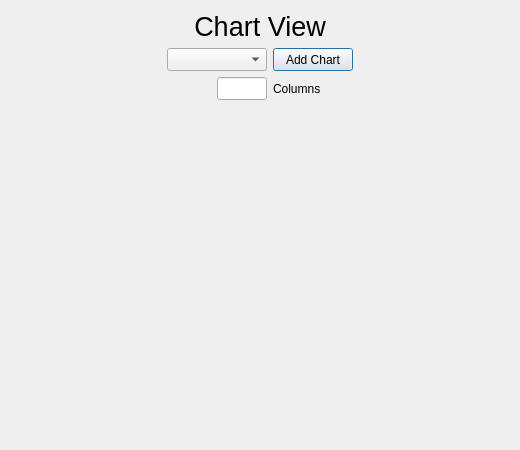
Donn13Darko/uC_Interfacer, file src/gui-helpers/gui-chart-view.ui: the form before one commit.
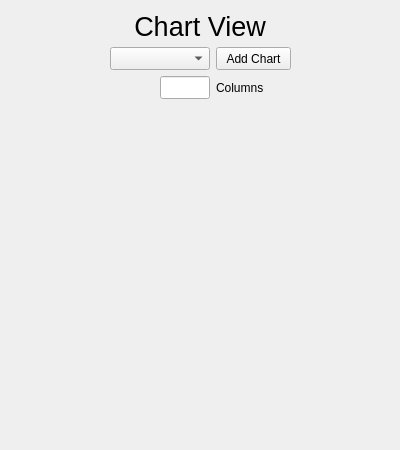
The form after the commit.

Commit message: Continued dev on graphing widgets and display

Patch:
```diff
--- a/src/gui-helpers/gui-chart-view.ui
+++ b/src/gui-helpers/gui-chart-view.ui
@@ -6,7 +6,7 @@
    <rect>
     <x>0</x>
     <y>0</y>
-    <width>520</width>
+    <width>400</width>
     <height>450</height>
    </rect>
   </property>
@@ -18,7 +18,7 @@
   </property>
   <property name="minimumSize">
    <size>
-    <width>520</width>
+    <width>400</width>
     <height>450</height>
    </size>
   </property>
@@ -26,7 +26,7 @@
    <string>Charts</string>
   </property>
   <layout class="QVBoxLayout" name="verticalLayout">
-   <item>
+   <item alignment="Qt::AlignHCenter|Qt::AlignTop">
     <widget class="QLabel" name="Title_Label">
      <property name="sizePolicy">
       <sizepolicy hsizetype="Expanding" vsizetype="Fixed">
@@ -56,7 +56,7 @@
    <item>
     <layout class="QHBoxLayout" name="ChartControlHLayout">
      <property name="sizeConstraint">
-      <enum>QLayout::SetFixedSize</enum>
+      <enum>QLayout::SetMaximumSize</enum>
      </property>
      <item>
       <spacer name="ControlSpacerLeft">
@@ -69,7 +69,7 @@
        <property name="sizeHint" stdset="0">
         <size>
          <width>40</width>
-         <height>20</height>
+         <height>10</height>
         </size>
        </property>
       </spacer>
@@ -77,9 +77,9 @@
      <item>
       <layout class="QGridLayout" name="ControlGridLayout">
        <property name="sizeConstraint">
-        <enum>QLayout::SetFixedSize</enum>
+        <enum>QLayout::SetMaximumSize</enum>
        </property>
-       <item row="0" column="0">
+       <item row="0" column="0" alignment="Qt::AlignTop">
         <widget class="QComboBox" name="ChartType_Combo">
          <property name="sizePolicy">
           <sizepolicy hsizetype="Fixed" vsizetype="Fixed">
@@ -93,9 +93,15 @@
            <height>23</height>
           </size>
          </property>
+         <property name="maximumSize">
+          <size>
+           <width>75</width>
+           <height>23</height>
+          </size>
+         </property>
         </widget>
        </item>
-       <item row="0" column="1">
+       <item row="0" column="1" alignment="Qt::AlignTop">
         <widget class="QPushButton" name="AddChart_Button">
          <property name="sizePolicy">
           <sizepolicy hsizetype="Fixed" vsizetype="Fixed">
@@ -109,12 +115,21 @@
            <height>23</height>
           </size>
          </property>
+         <property name="maximumSize">
+          <size>
+           <width>75</width>
+           <height>23</height>
+          </size>
+         </property>
          <property name="text">
           <string>Add Chart</string>
          </property>
+         <property name="autoDefault">
+          <bool>false</bool>
+         </property>
         </widget>
        </item>
-       <item row="1" column="0" alignment="Qt::AlignRight">
+       <item row="1" column="0" alignment="Qt::AlignRight|Qt::AlignTop">
         <widget class="QLineEdit" name="NumColumns_LineEdit">
          <property name="sizePolicy">
           <sizepolicy hsizetype="Fixed" vsizetype="Fixed">
@@ -139,7 +154,7 @@
          </property>
         </widget>
        </item>
-       <item row="1" column="1">
+       <item row="1" column="1" alignment="Qt::AlignTop">
         <widget class="QLabel" name="NumColumns_Label">
          <property name="sizePolicy">
           <sizepolicy hsizetype="Fixed" vsizetype="Fixed">
@@ -153,6 +168,12 @@
            <height>23</height>
           </size>
          </property>
+         <property name="maximumSize">
+          <size>
+           <width>75</width>
+           <height>23</height>
+          </size>
+         </property>
          <property name="text">
           <string>Columns</string>
          </property>
@@ -174,7 +195,7 @@
        <property name="sizeHint" stdset="0">
         <size>
          <width>40</width>
-         <height>20</height>
+         <height>10</height>
         </size>
        </property>
       </spacer>
@@ -194,12 +215,12 @@
       <enum>Qt::Vertical</enum>
      </property>
      <property name="sizeType">
-      <enum>QSizePolicy::Expanding</enum>
+      <enum>QSizePolicy::Maximum</enum>
      </property>
      <property name="sizeHint" stdset="0">
       <size>
        <width>20</width>
-       <height>40</height>
+       <height>16777215</height>
       </size>
      </property>
     </spacer>
```
Left out of the diff: 2 changed lines with no effect on the pictures. The commit also changes 7 other files.
